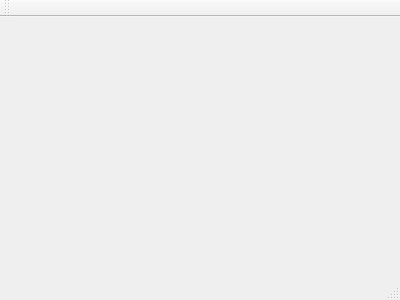
Qt form mainwindow.ui (SevenLines/Liquor) before a commit.
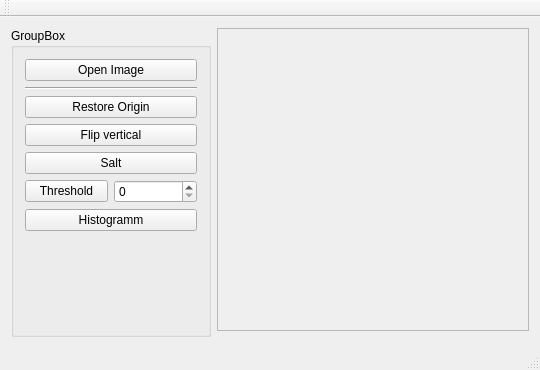
The same form after that commit. Custom widgets are drawn as their Qt base class.

Patch:
```diff
--- a/mainwindow.ui
+++ b/mainwindow.ui
@@ -1,24 +1,204 @@
 <ui version="4.0">
  <class>MainWindow</class>
- <widget class="QMainWindow" name="MainWindow" >
-  <property name="geometry" >
+ <widget class="QMainWindow" name="MainWindow">
+  <property name="geometry">
    <rect>
     <x>0</x>
     <y>0</y>
-    <width>400</width>
-    <height>300</height>
+    <width>540</width>
+    <height>370</height>
    </rect>
   </property>
   <property name="windowTitle" >
    <string>MainWindow</string>
   </property>
-  <widget class="QMenuBar" name="menuBar" />
-  <widget class="QToolBar" name="mainToolBar" />
-  <widget class="QWidget" name="centralWidget" />
-  <widget class="QStatusBar" name="statusBar" />
+  <widget class="QWidget" name="centralWidget">
+   <layout class="QGridLayout" name="gridLayout">
+    <item row="0" column="0" rowspan="2">
+     <widget class="QGroupBox" name="groupBox">
+      <property name="sizePolicy">
+       <sizepolicy hsizetype="Maximum" vsizetype="Preferred">
+        <horstretch>0</horstretch>
+        <verstretch>0</verstretch>
+       </sizepolicy>
+      </property>
+      <property name="minimumSize">
+       <size>
+        <width>200</width>
+        <height>0</height>
+       </size>
+      </property>
+      <property name="title">
+       <string>GroupBox</string>
+      </property>
+      <layout class="QGridLayout" name="gridLayout_2">
+       <item row="0" column="0">
+        <widget class="QPushButton" name="pushButton">
+         <property name="text">
+          <string>Open Image</string>
+         </property>
+        </widget>
+       </item>
+       <item row="1" column="0">
+        <widget class="Line" name="line">
+         <property name="orientation">
+          <enum>Qt::Horizontal</enum>
+         </property>
+        </widget>
+       </item>
+       <item row="2" column="0">
+        <widget class="QPushButton" name="pushButton_5">
+         <property name="text">
+          <string>Restore Origin</string>
+         </property>
+        </widget>
+       </item>
+       <item row="3" column="0">
+        <widget class="QPushButton" name="pushButton_2">
+         <property name="text">
+          <string>Flip vertical</string>
+         </property>
+        </widget>
+       </item>
+       <item row="4" column="0">
+        <widget class="QPushButton" name="pushButton_3">
+         <property name="text">
+          <string>Salt</string>
+         </property>
+        </widget>
+       </item>
+       <item row="5" column="0">
+        <layout class="QHBoxLayout" name="horizontalLayout">
+         <item>
+          <widget class="QPushButton" name="pushButton_4">
+           <property name="text">
+            <string>Threshold</string>
+           </property>
+          </widget>
+         </item>
+         <item>
+          <widget class="QSpinBox" name="edtColors">
+           <property name="minimum">
+            <number>0</number>
+           </property>
+           <property name="maximum">
+            <number>255</number>
+           </property>
+           <property name="value">
+            <number>0</number>
+           </property>
+          </widget>
+         </item>
+        </layout>
+       </item>
+       <item row="6" column="0">
+        <widget class="QPushButton" name="pushButton_6">
+         <property name="text">
+          <string>Histogramm</string>
+         </property>
+        </widget>
+       </item>
+       <item row="7" column="0">
+        <spacer name="verticalSpacer">
+         <property name="orientation">
+          <enum>Qt::Vertical</enum>
+         </property>
+         <property name="sizeHint" stdset="0">
+          <size>
+           <width>20</width>
+           <height>156</height>
+          </size>
+         </property>
+        </spacer>
+       </item>
+      </layout>
+     </widget>
+    </item>
+    <item row="0" column="1">
+     <widget class="QScrollArea" name="scrollArea">
+      <property name="widgetResizable">
+       <bool>true</bool>
+      </property>
+      <widget class="QWidget" name="scrollAreaWidgetContents">
+       <property name="geometry">
+        <rect>
+         <x>0</x>
+         <y>0</y>
+         <width>314</width>
+         <height>284</height>
+        </rect>
+       </property>
+       <layout class="QGridLayout" name="gridLayout_3">
+        <item row="0" column="0">
+         <widget class="QLabelImage" name="lblImage">
+          <property name="mouseTracking">
+           <bool>true</bool>
+          </property>
+          <property name="text">
+           <string/>
+          </property>
+         </widget>
+        </item>
+        <item row="0" column="1">
+         <spacer name="horizontalSpacer">
+          <property name="orientation">
+           <enum>Qt::Horizontal</enum>
+          </property>
+          <property name="sizeHint" stdset="0">
+           <size>
+            <width>264</width>
+            <height>20</height>
+           </size>
+          </property>
+         </spacer>
+        </item>
+        <item row="1" column="0">
+         <spacer name="verticalSpacer_2">
+          <property name="orientation">
+           <enum>Qt::Vertical</enum>
+          </property>
+          <property name="sizeHint" stdset="0">
+           <size>
+            <width>20</width>
+            <height>234</height>
+           </size>
+          </property>
+         </spacer>
+        </item>
+       </layout>
+      </widget>
+     </widget>
+    </item>
+   </layout>
+  </widget>
+  <widget class="QMenuBar" name="menuBar">
+   <property name="geometry">
+    <rect>
+     <x>0</x>
+     <y>0</y>
+     <width>540</width>
+     <height>21</height>
+    </rect>
+   </property>
+  </widget>
+  <widget class="QToolBar" name="mainToolBar">
+   <attribute name="toolBarArea">
+    <enum>TopToolBarArea</enum>
+   </attribute>
+   <attribute name="toolBarBreak">
+    <bool>false</bool>
+   </attribute>
+  </widget>
+  <widget class="QStatusBar" name="statusBar"/>
  </widget>
- <layoutDefault spacing="6" margin="11" />
- <pixmapfunction></pixmapfunction>
+ <layoutdefault spacing="6" margin="11"/>
+ <customwidgets>
+  <customwidget>
+   <class>QLabelImage</class>
+   <extends>QLabel</extends>
+   <header>qlabelimage.h</header>
+  </customwidget>
+ </customwidgets>
  <resources/>
  <connections/>
 </ui>
```
Left out of the diff: 22 changed lines with no effect on the pictures.
